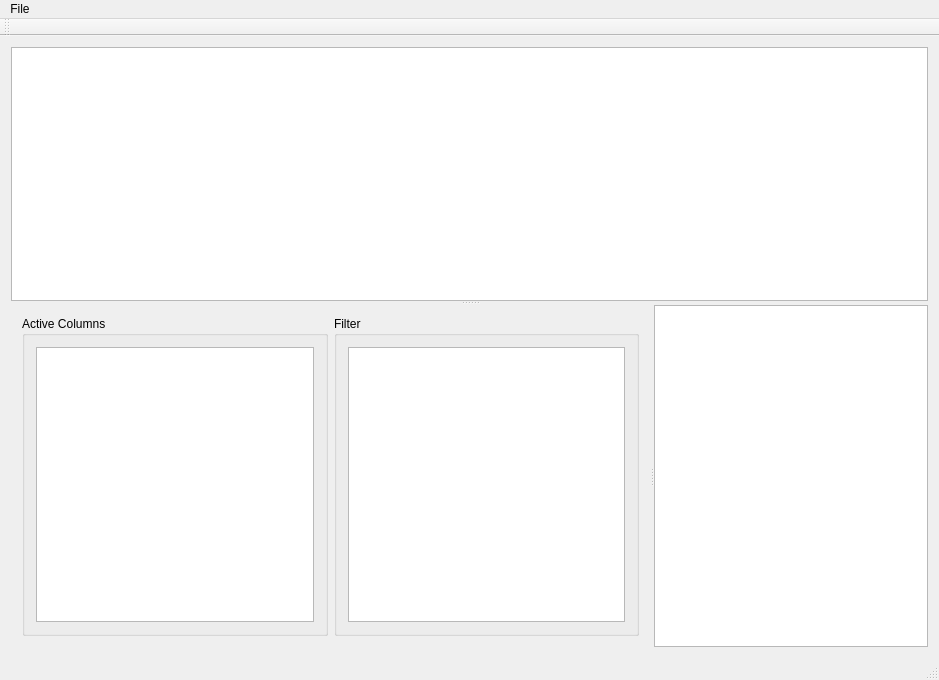
This is src/mainwindow.ui in ericsium/qt-test as Qt 5 draws it before an edit. The edited form follows.
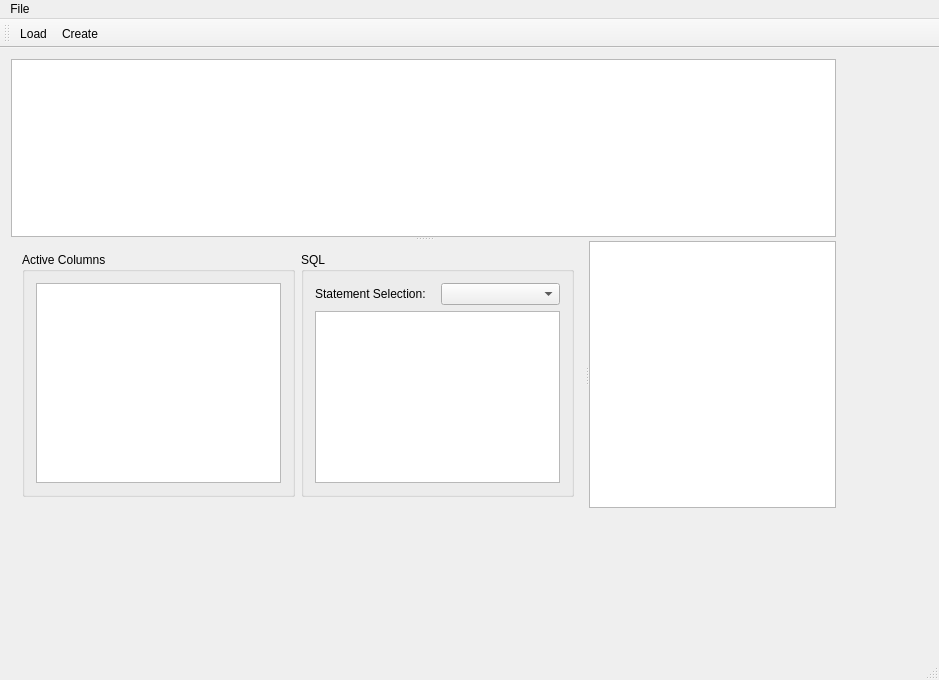
This is the edited form.

Commit message:
Transition to QSqlTableModel
Move from filter to full SQL statement.  Clean up row sizing handling,
text editor, loading.

```diff
--- a/src/mainwindow.ui
+++ b/src/mainwindow.ui
@@ -14,9 +14,15 @@
    <string>MainWindow</string>
   </property>
   <widget class="QWidget" name="centralWidget">
-   <layout class="QVBoxLayout" name="verticalLayout_3">
-    <item>
      <widget class="QSplitter" name="splitter_2">
+    <property name="geometry">
+     <rect>
+      <x>11</x>
+      <y>11</y>
+      <width>825</width>
+      <height>449</height>
+     </rect>
+    </property>
       <property name="orientation">
        <enum>Qt::Vertical</enum>
       </property>
@@ -58,22 +64,25 @@
          <item>
           <widget class="QGroupBox" name="groupBox_2">
            <property name="title">
-            <string>Filter</string>
+          <string>SQL</string>
            </property>
            <layout class="QVBoxLayout" name="verticalLayout_2">
             <item>
-             <widget class="QTextEdit" name="textEdit">
-              <property name="html">
-               <string notr="true">&lt;!DOCTYPE HTML PUBLIC &quot;-//W3C//DTD HTML 4.0//EN&quot; &quot;http://www.w3.org/TR/REC-html40/strict.dtd&quot;&gt;
-&lt;html&gt;&lt;head&gt;&lt;meta name=&quot;qrichtext&quot; content=&quot;1&quot; /&gt;&lt;style type=&quot;text/css&quot;&gt;
-p, li { white-space: pre-wrap; }
-&lt;/style&gt;&lt;/head&gt;&lt;body style=&quot; font-family:'MS Shell Dlg 2'; font-size:7.8pt; font-weight:400; font-style:normal;&quot;&gt;
-&lt;p style=&quot;-qt-paragraph-type:empty; margin-top:0px; margin-bottom:0px; margin-left:0px; margin-right:0px; -qt-block-indent:0; text-indent:0px;&quot;&gt;&lt;br /&gt;&lt;/p&gt;&lt;/body&gt;&lt;/html&gt;</string>
-              </property>
-              <property name="acceptRichText">
-               <bool>false</bool>
+           <layout class="QHBoxLayout" name="horizontalLayout_2">
+            <item>
+             <widget class="QLabel" name="label">
+              <property name="text">
+               <string>Statement Selection:</string>
               </property>
              </widget>
+            </item>
+            <item>
+             <widget class="QComboBox" name="comboBox"/>
+            </item>
+           </layout>
+          </item>
+          <item>
+           <widget class="QPlainTextEdit" name="plainTextEdit"/>
             </item>
            </layout>
           </widget>
@@ -83,8 +92,6 @@
        <widget class="QTextBrowser" name="textBrowser"/>
       </widget>
      </widget>
-    </item>
-   </layout>
   </widget>
   <widget class="QMenuBar" name="menuBar">
    <property name="geometry">
@@ -110,6 +117,8 @@
    <attribute name="toolBarBreak">
     <bool>false</bool>
    </attribute>
+   <addaction name="actionLoad"/>
+   <addaction name="actionCreate"/>
   </widget>
   <widget class="QStatusBar" name="statusBar"/>
   <action name="actionLoad">
@@ -117,6 +126,11 @@
     <string>Load</string>
    </property>
   </action>
+  <action name="actionCreate">
+   <property name="text">
+    <string>Create</string>
+   </property>
+  </action>
  </widget>
  <layoutdefault spacing="6" margin="11"/>
  <resources/>
```
Left out of the diff: 1 changed line with no effect on the pictures. Lines whose indentation alone changed are shown as unchanged. The commit also changes 2 other files.
